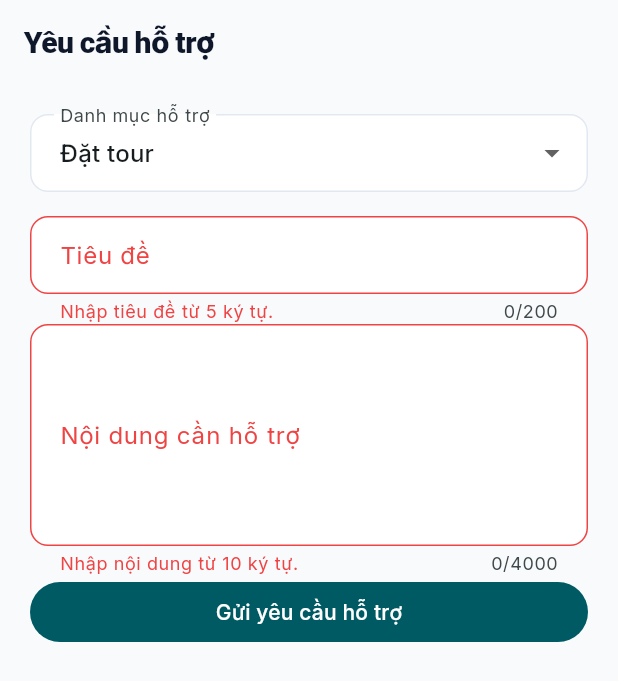
After one commit to VuaCoder/Tripin, a Flutter app: the TravelerSupportTicketScreen screen opened directly, after a tap on "Gửi yêu cầu hỗ trợ", on a phone screen of 412 x 824 dp. The commit adds this screen. Shown: the top 681 px of the screen. Run offline on Flutter 3.47's test engine with Material 3 defaults, Android fonts, the phone set to English and light mode, and no system bars; our stand-ins replace app_links, cached_network_image, dio, equatable, flutter_bloc, flutter_local_notifications and 8 more; missing offline and left inert: gal, mobile_scanner; accounts and stored records are empty; network calls fail.

Commit message:
feat(traveler): add ticket history and support request screens
Add the web and mobile ticket lists with status filters, pagination, QR display and owner-scoped offline caches. Add mobile service-support submission with server references and profile navigation.

Tasks: BOOK-013, BOOK-004.

```diff
--- /dev/null
+++ b/mobile/lib/features/support/screens/traveler_support_ticket_screen.dart
@@ -0,0 +1,174 @@
+import 'package:flutter/material.dart';
+import 'package:flutter/widget_previews.dart';
+
+import '../../../core/network/api_client.dart';
+
+typedef SubmitSupportTicket = Future<String> Function(
+  String category,
+  String subject,
+  String message,
+);
+
+class TravelerSupportTicketScreen extends StatefulWidget {
+  const TravelerSupportTicketScreen({super.key, this.submit});
+  final SubmitSupportTicket? submit;
+  @override
+  State<TravelerSupportTicketScreen> createState() =>
+      _TravelerSupportTicketScreenState();
+}
+
+class _TravelerSupportTicketScreenState
+    extends State<TravelerSupportTicketScreen> {
+  final _form = GlobalKey<FormState>();
+  final _subject = TextEditingController();
+  final _message = TextEditingController();
+  String _category = 'BOOKING';
+  bool _busy = false;
+  String? _error;
+  String? _supportCode;
+  static const _categories = {
+    'BOOKING': 'Đặt tour',
+    'PAYMENT': 'Thanh toán',
+    'ACCOUNT': 'Tài khoản',
+    'OTHER': 'Khác',
+  };
+  @override
+  void dispose() {
+    _subject.dispose();
+    _message.dispose();
+    super.dispose();
+  }
+
+  Future<void> _submit() async {
+    if (_busy || !_form.currentState!.validate()) return;
+    setState(() {
+      _busy = true;
+      _error = null;
+    });
+    try {
+      String code;
+      if (widget.submit != null) {
+        code = await widget.submit!(
+          _category,
+          _subject.text.trim(),
+          _message.text.trim(),
+        );
+      } else {
+        final response = await ApiClient().post(
+          '/support/tickets',
+          data: {
+            'category': _category,
+            'subject': _subject.text.trim(),
+            'message': _message.text.trim(),
+          },
+        );
+        code = response.data['data']['supportCode'] as String;
+      }
+      if (mounted) setState(() => _supportCode = code);
+    } catch (_) {
+      if (mounted) {
+        setState(
+          () => _error = 'Không thể gửi yêu cầu. Nội dung đã được giữ lại; vui lòng kiểm tra kết nối và thử lại.',
+        );
+      }
+    } finally {
+      if (mounted) setState(() => _busy = false);
+    }
+  }
+
+  @override
+  Widget build(BuildContext context) => Scaffold(
+    appBar: AppBar(title: const Text('Yêu cầu hỗ trợ')),
+    body: _supportCode != null
+        ? Center(
+            child: Padding(
+              padding: const EdgeInsets.all(24),
+              child: Column(
+                mainAxisSize: MainAxisSize.min,
+                children: [
+                  const Icon(
+                    Icons.check_circle_outline,
+                    size: 48,
+                    color: Colors.teal,
+                  ),
+                  const Text('Đã gửi yêu cầu hỗ trợ'),
+                  SelectableText('Mã yêu cầu: $_supportCode'),
+                  TextButton(
+                    onPressed: () => Navigator.of(context).pop(),
+                    child: const Text('Hoàn tất'),
+                  ),
+                ],
+              ),
+            ),
+          )
+        : Form(
+            key: _form,
+            child: ListView(
+              padding: const EdgeInsets.all(20),
+              children: [
+                DropdownButtonFormField<String>(
+                  initialValue: _category,
+                  decoration: const InputDecoration(
+                    labelText: 'Danh mục hỗ trợ',
+                  ),
+                  items: _categories.entries
+                      .map(
+                        (e) => DropdownMenuItem(
+                          value: e.key,
+                          child: Text(e.value),
+                        ),
+                      )
+                      .toList(),
+                  onChanged: _busy
+                      ? null
+                      : (value) => setState(() => _category = value!),
+                ),
+                const SizedBox(height: 16),
+                TextFormField(
+                  controller: _subject,
+                  enabled: !_busy,
+                  maxLength: 200,
+                  decoration: const InputDecoration(labelText: 'Tiêu đề'),
+                  validator: (value) => (value?.trim().length ?? 0) < 5
+                      ? 'Nhập tiêu đề từ 5 ký tự.'
+                      : null,
+                ),
+                TextFormField(
+                  controller: _message,
+                  enabled: !_busy,
+                  maxLength: 4000,
+                  minLines: 5,
+                  maxLines: 10,
+                  decoration: const InputDecoration(
+                    labelText: 'Nội dung cần hỗ trợ',
+                  ),
+                  validator: (value) => (value?.trim().length ?? 0) < 10
+                      ? 'Nhập nội dung từ 10 ký tự.'
+                      : null,
+                ),
+                if (_error != null)
+                  Text(
+                    _error!,
+                    style: TextStyle(
+                      color: Theme.of(context).colorScheme.error,
+                    ),
+                  ),
+                FilledButton(
+                  onPressed: _busy ? null : _submit,
+                  child: Text(_busy ? 'Đang gửi...' : 'Gửi yêu cầu hỗ trợ'),
+                ),
+              ],
+            ),
+          ),
+  );
+}
+
+Future<String> _previewSubmit(
+  String category,
+  String subject,
+  String message,
+) async => 'SUP-PREVIEW';
+@Preview(name: 'Traveler support request')
+Widget travelerSupportPreview() => const MaterialApp(
+  home: TravelerSupportTicketScreen(submit: _previewSubmit),
+);
```
Also changed, not shown: mobile/lib/features/bookings/screens/tickets_screen.dart (added, +171 -0 lines), mobile/lib/features/profile/screens/profile_screen.dart (+227 -54 lines), 7 other files.
